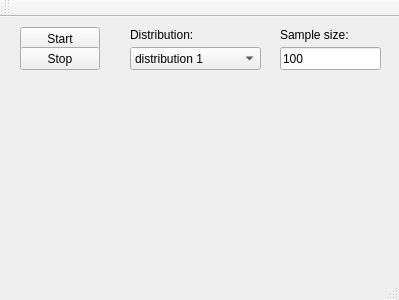
grzesiooo/fotonowy_Qt_testowy, file mainwindow.ui: the form before one commit.
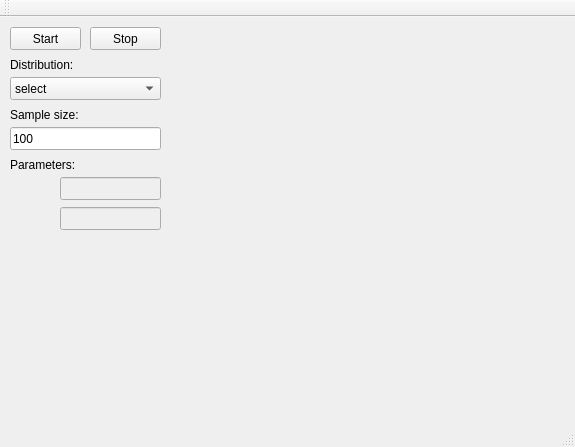
The form after the commit.

Commit message: Added PCG pseudo random number generator. Encoutered problem with creating pointer to std random distribution engines.

What changed in the file:
```diff
--- a/mainwindow.ui
+++ b/mainwindow.ui
@@ -6,8 +6,8 @@
    <rect>
     <x>0</x>
     <y>0</y>
-    <width>399</width>
-    <height>300</height>
+    <width>575</width>
+    <height>447</height>
    </rect>
   </property>
   <property name="windowTitle">
@@ -17,9 +17,9 @@
    <widget class="QPushButton" name="StartButton">
     <property name="geometry">
      <rect>
-      <x>20</x>
+      <x>10</x>
       <y>10</y>
-      <width>80</width>
+      <width>71</width>
       <height>23</height>
      </rect>
     </property>
@@ -30,15 +30,20 @@
    <widget class="QComboBox" name="DistributionComboBox">
     <property name="geometry">
      <rect>
-      <x>130</x>
-      <y>30</y>
-      <width>131</width>
+      <x>10</x>
+      <y>60</y>
+      <width>151</width>
       <height>23</height>
      </rect>
     </property>
     <item>
      <property name="text">
-      <string>distribution 1</string>
+      <string>select</string>
+     </property>
+    </item>
+    <item>
+     <property name="text">
+      <string>normal distribution</string>
      </property>
     </item>
     <item>
@@ -55,19 +60,19 @@
    <widget class="QWidget" name="HistogramWidget" native="true">
     <property name="geometry">
      <rect>
-      <x>29</x>
-      <y>69</y>
-      <width>341</width>
-      <height>151</height>
+      <x>180</x>
+      <y>10</y>
+      <width>371</width>
+      <height>231</height>
      </rect>
     </property>
    </widget>
    <widget class="QLabel" name="DistributionLabel">
     <property name="geometry">
      <rect>
-      <x>130</x>
-      <y>10</y>
-      <width>71</width>
+      <x>10</x>
+      <y>40</y>
+      <width>81</width>
       <height>16</height>
      </rect>
     </property>
@@ -78,9 +83,9 @@
    <widget class="QLabel" name="SampleSizeLabel">
     <property name="geometry">
      <rect>
-      <x>280</x>
-      <y>10</y>
-      <width>71</width>
+      <x>10</x>
+      <y>90</y>
+      <width>81</width>
       <height>16</height>
      </rect>
     </property>
@@ -91,9 +96,9 @@
    <widget class="QPushButton" name="StopButton">
     <property name="geometry">
      <rect>
-      <x>20</x>
-      <y>30</y>
-      <width>80</width>
+      <x>90</x>
+      <y>10</y>
+      <width>71</width>
       <height>23</height>
      </rect>
     </property>
@@ -104,9 +109,9 @@
    <widget class="QLineEdit" name="sampleSizeBox">
     <property name="geometry">
      <rect>
-      <x>280</x>
-      <y>30</y>
-      <width>101</width>
+      <x>10</x>
+      <y>110</y>
+      <width>151</width>
       <height>23</height>
      </rect>
     </property>
@@ -114,6 +119,80 @@
      <string>100</string>
     </property>
    </widget>
+   <widget class="QLabel" name="ParametersLabel">
+    <property name="geometry">
+     <rect>
+      <x>10</x>
+      <y>140</y>
+      <width>81</width>
+      <height>16</height>
+     </rect>
+    </property>
+    <property name="text">
+     <string>Parameters:</string>
+    </property>
+   </widget>
+   <widget class="QLabel" name="Parameter1Name">
+    <property name="geometry">
+     <rect>
+      <x>10</x>
+      <y>160</y>
+      <width>41</width>
+      <height>16</height>
+     </rect>
+    </property>
+    <property name="text">
+     <string/>
+    </property>
+    <property name="alignment">
+     <set>Qt::AlignCenter</set>
+    </property>
+   </widget>
+   <widget class="QLabel" name="Parameter2Name">
+    <property name="geometry">
+     <rect>
+      <x>10</x>
+      <y>190</y>
+      <width>41</width>
+      <height>16</height>
+     </rect>
+    </property>
+    <property name="text">
+     <string/>
+    </property>
+   </widget>
+   <widget class="QLineEdit" name="Parameter1Value">
+    <property name="enabled">
+     <bool>false</bool>
+    </property>
+    <property name="geometry">
+     <rect>
+      <x>60</x>
+      <y>160</y>
+      <width>101</width>
+      <height>23</height>
+     </rect>
+    </property>
+    <property name="text">
+     <string/>
+    </property>
+   </widget>
+   <widget class="QLineEdit" name="Parameter2Value">
+    <property name="enabled">
+     <bool>false</bool>
+    </property>
+    <property name="geometry">
+     <rect>
+      <x>60</x>
+      <y>190</y>
+      <width>101</width>
+      <height>23</height>
+     </rect>
+    </property>
+    <property name="text">
+     <string/>
+    </property>
+   </widget>
   </widget>
   <widget class="QMenuBar" name="menuBar">
    <property name="geometry">
```
Left out of the diff: 4 changed lines with no effect on the pictures. The commit also changes 5 other files.
